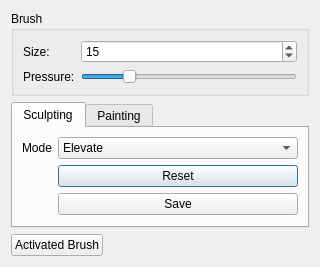
Before: the Qt Designer form src/wte/ui/TerrainEditor.ui in spiricn/Wt, drawn with Qt 5.
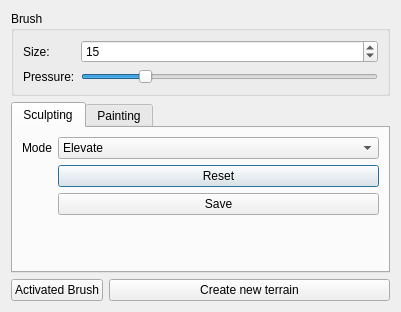
After: the same form once the commit is applied.

Commit message: Editor assets/scene loading reworked, project implementation added.

Patch:
```diff
--- a/src/wte/ui/TerrainEditor.ui
+++ b/src/wte/ui/TerrainEditor.ui
@@ -6,8 +6,8 @@
    <rect>
     <x>0</x>
     <y>0</y>
-    <width>320</width>
-    <height>255</height>
+    <width>401</width>
+    <height>312</height>
    </rect>
   </property>
   <property name="sizePolicy">
@@ -171,6 +171,13 @@
      </property>
     </widget>
    </item>
+   <item row="4" column="1">
+    <widget class="QPushButton" name="pushButton_5">
+     <property name="text">
+      <string>Create new terrain</string>
+     </property>
+    </widget>
+   </item>
   </layout>
  </widget>
  <resources/>
```
Left out of the diff: 21 changed lines with no effect on the pictures. The commit also changes 49 other files.
